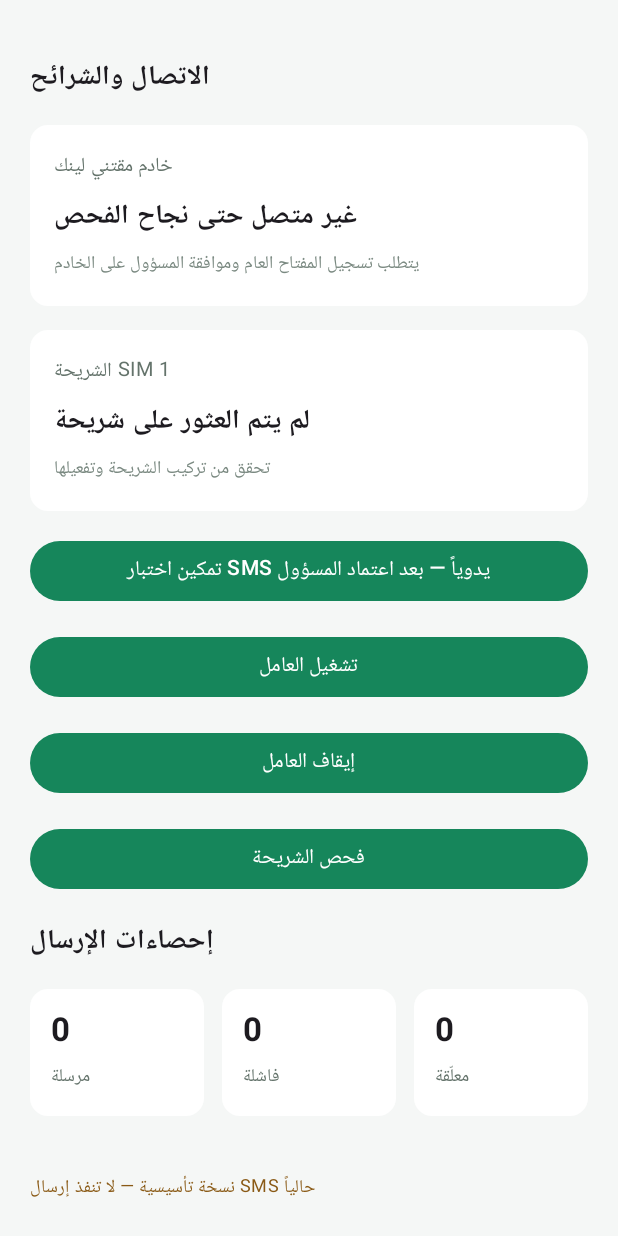
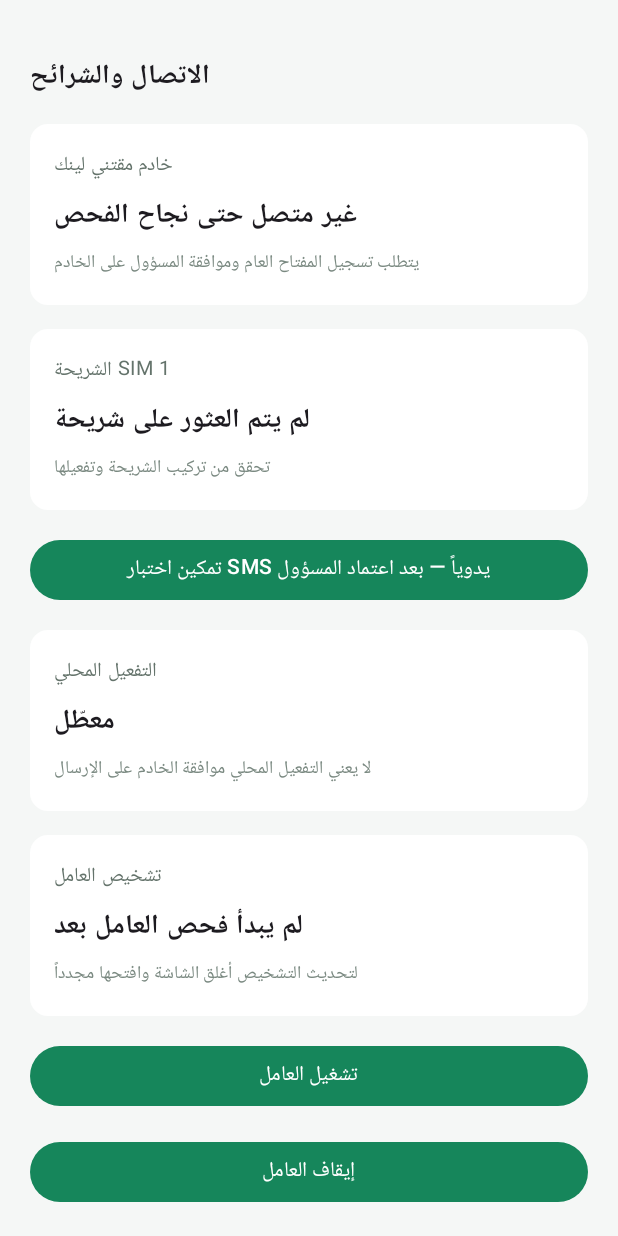
Before and after one commit to overurdream-collab/smsgateway, an Android app built with Jetpack Compose: the screen it shows after launch (MainActivity), scrolled down 548 dp, on a phone screen of 412 x 824 dp. Run offline under Robolectric (Android 15) with nearby library versions, the phone set to English and light mode, and no system bars.

Commit message:
feat(fin25): show local SMS opt-in and safe worker diagnostic on dashboard

```diff
--- a/app/src/main/java/com/test4/smsgateway/MainActivity.kt
+++ b/app/src/main/java/com/test4/smsgateway/MainActivity.kt
@@ -48,6 +48,7 @@ class MainActivity : ComponentActivity() {
     private var serverUrl by mutableStateOf("")
     private var smsTestOptIn by mutableStateOf(false)
     private var enrollmentStatus by mutableStateOf("لم يتم إنشاء مفتاح")
+    private var workerDiagnostic by mutableStateOf("لم يبدأ فحص العامل بعد")
     private var keyFingerprint by mutableStateOf("")
     private var simAvailability by mutableStateOf<SimAvailability>(
         SimAvailability.PermissionRequired
@@ -74,6 +75,7 @@ class MainActivity : ComponentActivity() {
         // Never restore SMS opt-in across application restarts.
         getSharedPreferences("gateway_settings", MODE_PRIVATE).edit().putBoolean("sms_test_opt_in", false).apply()
         refreshSimStatus()
+        refreshWorkerDiagnostic()
 
         setContent {
             MaterialTheme(
@@ -88,6 +90,7 @@ class MainActivity : ComponentActivity() {
                     serverUrl = serverUrl,
                     enrollmentStatus = enrollmentStatus,
                     keyFingerprint = keyFingerprint,
+                    workerDiagnostic = workerDiagnostic,
                     onServerUrlChange = { serverUrl = it },
                     onCreateIdentity = {
                         try {
@@ -140,7 +143,7 @@ class MainActivity : ComponentActivity() {
                                 getSharedPreferences("gateway_settings", MODE_PRIVATE).edit().putString("server_url", url).apply()
                                 try {
                                     ContextCompat.startForegroundService(this, android.content.Intent(this, GatewayWorkerService::class.java))
-                                    enrollmentStatus = "تم بدء العامل؛ الإرسال محظور في النسخة التجريبية"
+                                    enrollmentStatus = "تم طلب تشغيل العامل؛ راجع حالة العامل أدناه"
                                 } catch (e: Exception) { enrollmentStatus = "تعذر التشغيل: ${e.javaClass.simpleName}" }
                             }
                         }
@@ -187,6 +190,12 @@ class MainActivity : ComponentActivity() {
     override fun onResume() {
         super.onResume()
         if (::simManager.isInitialized) refreshSimStatus()
+        refreshWorkerDiagnostic()
+    }
+
+    private fun refreshWorkerDiagnostic() {
+        workerDiagnostic = getSharedPreferences("gateway_settings", MODE_PRIVATE)
+            .getString("worker_diagnostic", "لم يبدأ فحص العامل بعد") ?: "غير معروف"
     }
 
     private fun refreshSimStatus() {
@@ -200,6 +209,7 @@ private fun GatewayDashboard(
     serverUrl: String,
     enrollmentStatus: String,
     keyFingerprint: String,
+    workerDiagnostic: String,
     onServerUrlChange: (String) -> Unit,
     onCreateIdentity: () -> Unit,
     onTestConnection: () -> Unit,
@@ -259,6 +269,8 @@ private fun GatewayDashboard(
             Button(onClick = onToggleSmsTest, modifier = Modifier.fillMaxWidth()) {
                 Text(if (smsTestOptIn) "تعطيل اختبار إرسال SMS" else "تمكين اختبار SMS يدوياً — بعد اعتماد المسؤول")
             }
+            StatusCard("التفعيل المحلي", if (smsTestOptIn) "مفعّل للاختبار" else "معطّل", "لا يعني التفعيل المحلي موافقة الخادم على الإرسال")
+            StatusCard("تشخيص العامل", workerDiagnostic, "لتحديث التشخيص أغلق الشاشة وافتحها مجدداً")
             Button(onClick = onStartWorker, modifier = Modifier.fillMaxWidth()) { Text("تشغيل العامل") }
             Button(onClick = onStopWorker, modifier = Modifier.fillMaxWidth()) { Text("إيقاف العامل") }
             Button(onClick = onScanSim, modifier = Modifier.fillMaxWidth()) {
```
